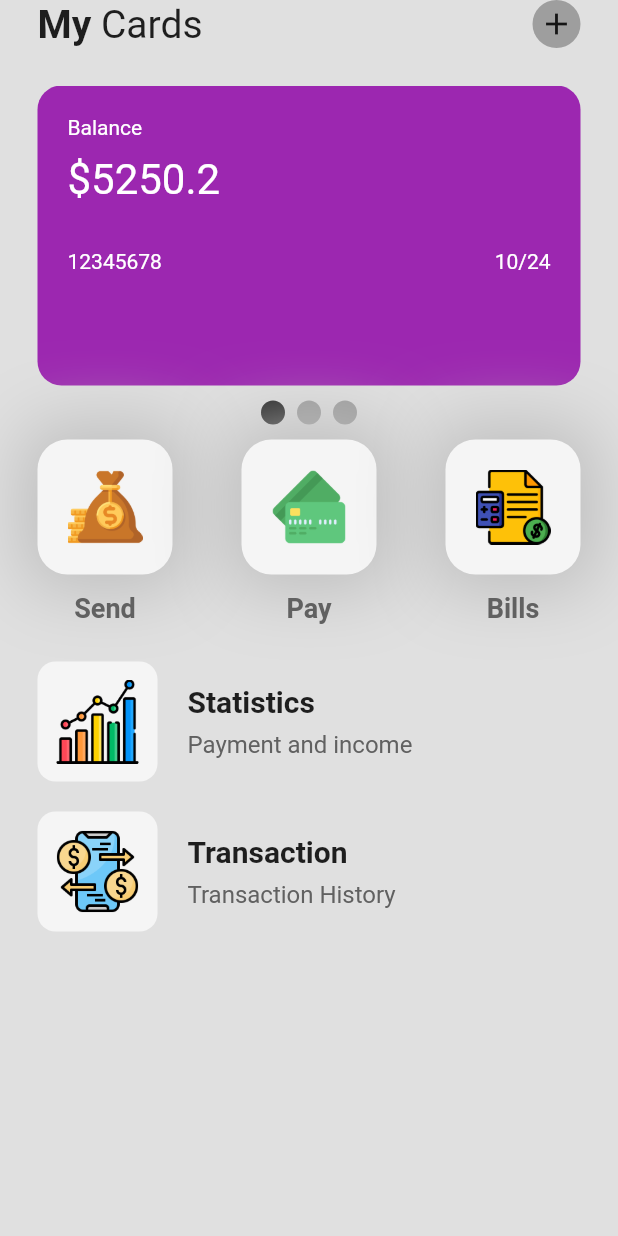
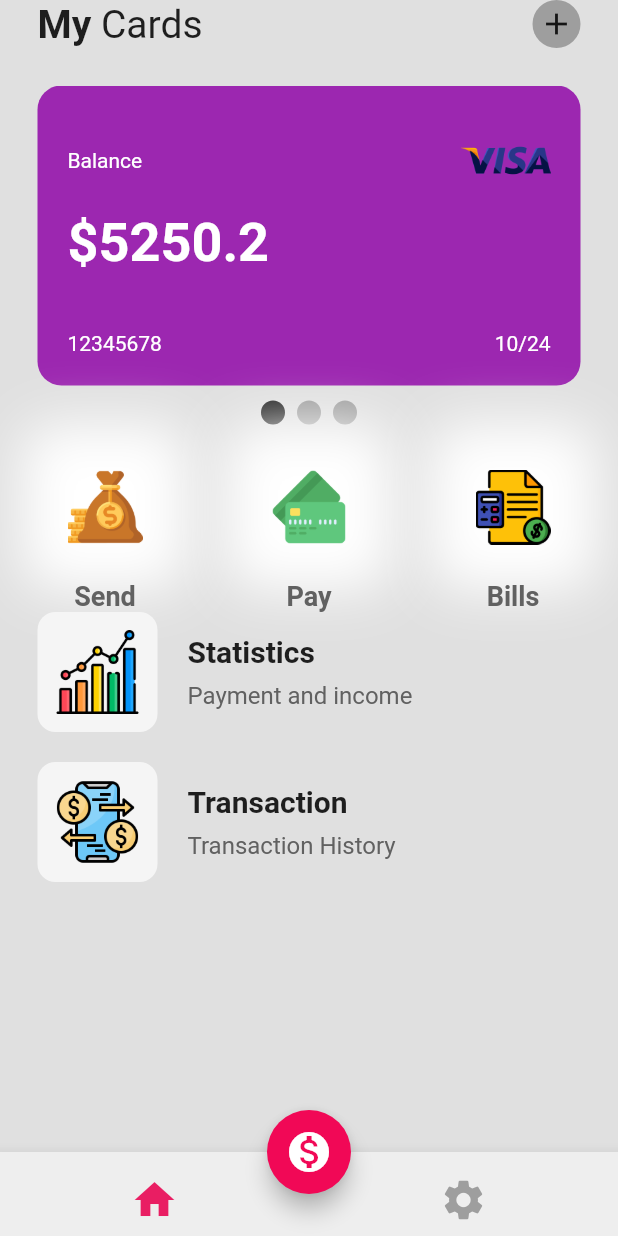
Before and after one commit to Alghubs200/dashboard2, a Flutter app: the screen it shows after launch, on a phone screen of 412 x 824 dp. Run offline on Flutter 3.47's test engine with Material 2 defaults, Android fonts, the phone set to English and light mode, and no system bars; drawn by our look-alikes of smooth_page_indicator; missing offline and left inert: dart:ffi.

Commit message:
wallet app complete

```diff
--- a/lib/pages/home_page.dart
+++ b/lib/pages/home_page.dart
@@ -21,7 +21,42 @@ class _HomePageState extends State<HomePage> {
   Widget build(BuildContext context) {
     return Scaffold(
         backgroundColor: Colors.grey[300],
-        body: SafeArea(
+        floatingActionButton: FloatingActionButton(
+          onPressed: () {},
+          backgroundColor: Color.fromARGB(255, 241, 8, 86),
+          child: Icon(
+            Icons.monetization_on,
+            size: 32,
+          ),
+        ),
+        floatingActionButtonLocation: FloatingActionButtonLocation.centerDocked,
+        bottomNavigationBar: BottomAppBar(
+          color: Colors.grey[200],
+          child: Padding(
+            padding: const EdgeInsets.only(top: 8.0),
+            child: Row(
+              mainAxisAlignment: MainAxisAlignment.spaceAround,
+              children: [
+                IconButton(
+                    onPressed: () {},
+                    icon: Icon(
+                      Icons.home,
+                      size: 32,
+                      color: Colors.pink,
+                    )),
+                IconButton(
+                    onPressed: () {},
+                    icon: Icon(
+                      Icons.settings,
+                      size: 32,
+                      color: Colors.grey,
+                    ))
+              ],
+            ),
+          ),
+        ),
+        body: SingleChildScrollView(
+          child: SafeArea(
               child: Column(children: [
             Padding(
               padding: const EdgeInsets.symmetric(horizontal: 25),
@@ -32,8 +67,8 @@ class _HomePageState extends State<HomePage> {
                     children: [
                       Text(
                         "My ",
-                      style:
-                          TextStyle(fontSize: 26, fontWeight: FontWeight.bold),
+                        style: TextStyle(
+                            fontSize: 26, fontWeight: FontWeight.bold),
                       ),
                       Text(
                         "Cards",
@@ -103,16 +138,19 @@ class _HomePageState extends State<HomePage> {
                 mainAxisAlignment: MainAxisAlignment.spaceBetween,
                 children: [
                   //send button
-                MyButton(iconImagePath: 'icons/money.png', buttonText: 'Send'),
+                  MyButton(
+                      iconImagePath: 'icons/money.png', buttonText: 'Send'),
                   //pay button
-                MyButton(iconImagePath: 'icons/credit.png', buttonText: 'Pay'),
+                  MyButton(
+                      iconImagePath: 'icons/credit.png', buttonText: 'Pay'),
                   //bills button
-                MyButton(iconImagePath: 'icons/bill.png', buttonText: 'Bills'),
+                  MyButton(
+                      iconImagePath: 'icons/bill.png', buttonText: 'Bills'),
                 ],
               ),
             ),
             Padding(
-            padding: const EdgeInsets.all(25.0),
+              padding: const EdgeInsets.symmetric(horizontal: 25.0),
               child: Column(
                 children: [
                   // statistics
@@ -129,6 +167,7 @@ class _HomePageState extends State<HomePage> {
                 ],
               ),
             ),
-        ])));
+          ])),
+        ));
   }
 }
--- a/lib/util/my_button.dart
+++ b/lib/util/my_button.dart
@@ -14,20 +14,18 @@ class MyButton extends StatelessWidget {
           height: 90,
           padding: EdgeInsets.all(20),
           decoration: BoxDecoration(
-              color: Colors.grey[100],
+              // color: Colors.grey[100],
               borderRadius: BorderRadius.circular(20),
               boxShadow: [
                 BoxShadow(
-                    color: Colors.grey.shade400,
-                    blurRadius: 40,
-                    spreadRadius: 10),
+                    color: Colors.white, blurRadius: 30, spreadRadius: 10),
               ]),
           child: Center(
             child: Image.asset(iconImagePath),
           ),
         ),
         SizedBox(
-          height: 12,
+          height: 4,
         ),
         Text(
           buttonText,
--- a/lib/util/my_card.dart
+++ b/lib/util/my_card.dart
@@ -26,17 +26,34 @@ class MyCard extends StatelessWidget {
             color: color, borderRadius: BorderRadius.circular(16)),
         child: Column(
           crossAxisAlignment: CrossAxisAlignment.start,
+          mainAxisAlignment: MainAxisAlignment.spaceBetween,
           children: [
-            const Text(
-              "Balance",
-              style: TextStyle(color: Colors.white),
-            ),
-            const SizedBox(
-              height: 10,
+            Row(
+              mainAxisAlignment: MainAxisAlignment.spaceBetween,
+              children: [
+                const Text(
+                  "Balance",
+                  style: TextStyle(color: Colors.white),
+                ),
+                Row(
+                  children: [
+                    Image.asset(
+                      'icons/visa.png',
+                      height: 60,
+                    ),
+                    SizedBox(
+                      height: 3,
+                    ),
+                  ],
+                ),
+              ],
             ),
             Text(
               '\$' + balance.toString(),
-              style: TextStyle(color: Colors.white, fontSize: 28),
+              style: TextStyle(
+                  color: Colors.white,
+                  fontSize: 36,
+                  fontWeight: FontWeight.bold),
             ),
             const SizedBox(
               height: 30,
--- a/lib/util/my_list_tile.dart
+++ b/lib/util/my_list_tile.dart
@@ -33,6 +33,7 @@ class MyListTile extends StatelessWidget {
               ),
               Column(
                 crossAxisAlignment: CrossAxisAlignment.start,
+                // mainAxisAlignment: MainAxisAlignment.spaceEvenly,
                 children: [
                   Text(
                     tileTitle,
@@ -52,6 +53,5 @@ class MyListTile extends StatelessWidget {
         ],
       ),
     );
-    Icon(Icons.arrow_forward_ios);
   }
 }
```
Also changed, not shown: icons/visa.png (added). Lines whose indentation alone changed are shown as unchanged.
